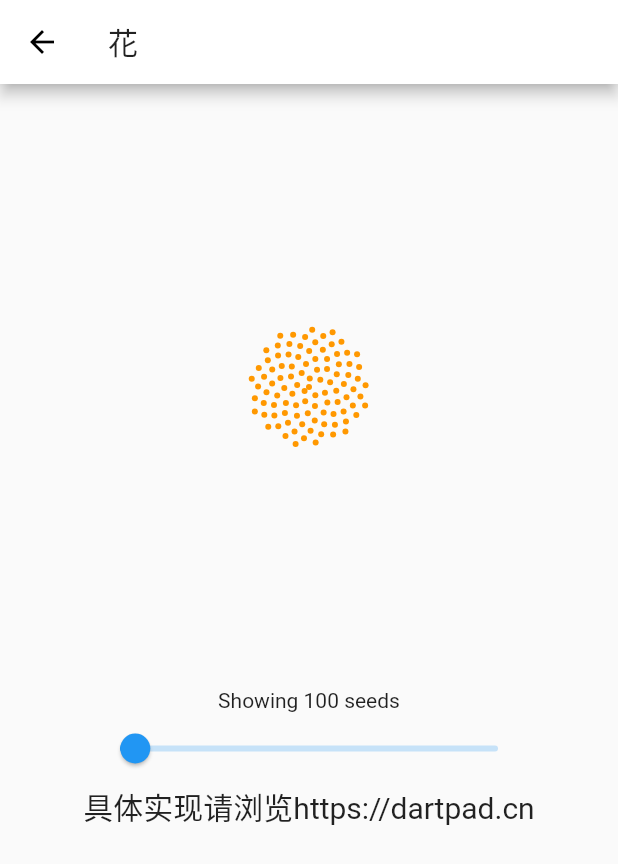
After one commit to wanghuzhen/myBookReader, a Flutter app: the FlowerDemo screen opened directly, on a phone screen of 412 x 824 dp. The commit adds this screen. Shown: the top 864 px of the screen. Run offline on Flutter 3.47's test engine with Material 2 defaults, Android fonts, the phone set to English and light mode, and no system bars; our stand-ins replace dio, double_back_to_close_app, shared_preferences, toast; accounts and stored records are empty.

```diff
--- /dev/null
+++ b/lib/components/FlowerDemo.dart
@@ -0,0 +1,105 @@
+import 'package:flutter/material.dart';
+import 'dart:math' as math;
+
+class FlowerDemo extends StatefulWidget {
+  @override
+  _FlowerDemoState createState() => _FlowerDemoState();
+}
+
+class _FlowerDemoState extends State<FlowerDemo> {
+  double seeds = 100.0;
+
+  int get seedCount => seeds.floor();
+
+  @override
+  Widget build(BuildContext context) {
+    return Scaffold(
+      appBar: AppBar(
+        title: Text('花'),
+      ),
+      body: Container(
+        constraints: BoxConstraints.expand(),
+        decoration:
+            BoxDecoration(border: Border.all(color: Colors.transparent)),
+        child: Column(
+          crossAxisAlignment: CrossAxisAlignment.center,
+          mainAxisAlignment: MainAxisAlignment.start,
+          children: [
+            Container(
+              decoration:
+                  BoxDecoration(border: Border.all(color: Colors.transparent)),
+              child: SizedBox(
+                width: 400,
+                height: 400,
+                child: CustomPaint(
+                  painter: SunflowerPainter(seedCount),
+                ),
+              ),
+            ),
+            Text("Showing $seedCount seeds"),
+            ConstrainedBox(
+              constraints: BoxConstraints.tightFor(width: 300),
+              child: Slider.adaptive(
+                min: 20,
+                max: 2000,
+                value: seeds,
+                onChanged: (newValue) {
+                  setState(() {
+                    seeds = newValue;
+                  });
+                },
+              ),
+            ),
+            Text(
+              '具体实现请浏览https://dartpad.cn',
+              style: TextStyle(fontSize: 20.0),
+            ),
+          ],
+        ),
+      ),
+    );
+  }
+}
+
+class SunflowerPainter extends CustomPainter {
+  static const seedRadius = 2.0;
+  static const scaleFactor = 4;
+  static const tau = math.pi * 2;
+
+  static final phi = (math.sqrt(5) + 1) / 2;
+
+  final int seeds;
+
+  SunflowerPainter(this.seeds);
+
+  @override
+  void paint(Canvas canvas, Size size) {
+    var center = size.width / 2;
+
+    for (var i = 0; i < seeds; i++) {
+      var theta = i * tau / phi;
+      var r = math.sqrt(i) * scaleFactor;
+      var x = center + r * math.cos(theta);
+      var y = center - r * math.sin(theta);
+      var offset = Offset(x, y);
+      if (!size.contains(offset)) {
+        continue;
+      }
+      drawSeed(canvas, x, y);
+    }
+  }
+
+  @override
+  bool shouldRepaint(SunflowerPainter oldDelegate) {
+    return oldDelegate.seeds != this.seeds;
+  }
+
+  // Draw a small circle representing a seed centered at (x,y).
+  void drawSeed(Canvas canvas, num x, num y) {
+    var paint = Paint()
+      ..strokeWidth = 2
+      ..style = PaintingStyle.fill
+      ..color = Colors.orange;
+    canvas.drawCircle(Offset(x, y), seedRadius, paint);
+  }
+}
--- a/lib/main.dart
+++ b/lib/main.dart
@@ -29,7 +29,7 @@ class Novel extends StatelessWidget {
           searchName: arguments,
         ),
     '/introPage': (BuildContext context, {arguments}) => IntroPage(
-          bookUrl: arguments,
+          book: arguments,
         ),
     '/dirPage':(BuildContext context,{arguments})=>DirPage(
       catalogueList: arguments,
--- a/lib/model/all_model.dart
+++ b/lib/model/all_model.dart
@@ -7,11 +7,11 @@ class Classification {
 }
 
 //热门书籍
-class HostBook {
+class HotBook {
   final String bookUrl;
   final String bookTitle;
 
-  HostBook(this.bookUrl, this.bookTitle);
+  HotBook(this.bookUrl, this.bookTitle);
 }
 
 //搜索书籍项目
--- a/lib/pages/DirPage.dart
+++ b/lib/pages/DirPage.dart
@@ -108,9 +108,10 @@ class _DirPageState extends State<DirPage> {
               children: [
                 ListTile(
                   title: Text(
-                      widget.catalogueList['catalogue'][index].split('/')[0]),
+                      widget.catalogueList['catalogue'][index].split('+')[0]),
                   onTap: () {
                     //TODO 跳转阅读页面
+                    print(widget.catalogueList['catalogue'][index].split('+')[1]);
                   },
                 ),
                 Divider(
--- a/lib/pages/SearchResultPage.dart
+++ b/lib/pages/SearchResultPage.dart
@@ -113,11 +113,13 @@ class _SearchResultPageState extends State<SearchResultPage> {
         child: InkWell(
           borderRadius: BorderRadius.circular(20),
           onTap: () {
-            //TODO
             Navigator.pushNamed(
               context,
               '/introPage',
-              arguments: book.bookUrl,
+              arguments: {
+                'bookUrl': book.bookUrl,
+                'currentIndex': 0,
+              },
             );
           },
           child: Container(
--- a/pubspec.yaml
+++ b/pubspec.yaml
@@ -61,6 +61,7 @@ flutter:
     - images/dir.png
     - images/last.png
     - images/time.png
+    - images/current.png
 
 
   # An image asset can refer to one or more resolution-specific "variants", see
```
Also changed, not shown: lib/components/book_item.dart (+4 -3 lines), lib/components/book_shelf.dart (added, +60 -0 lines), lib/components/intro_toolbar.dart (added, +152 -0 lines), lib/components/my_drawer.dart (+22 -4 lines), lib/components/shelf_book_item.dart (added, +118 -0 lines), lib/pages/HomePage.dart (+2 -6 lines), lib/pages/SearchPage_usage.dart (+7 -5 lines), lib/pages/introduction.dart (+37 -33 lines), images/current.png (added).
